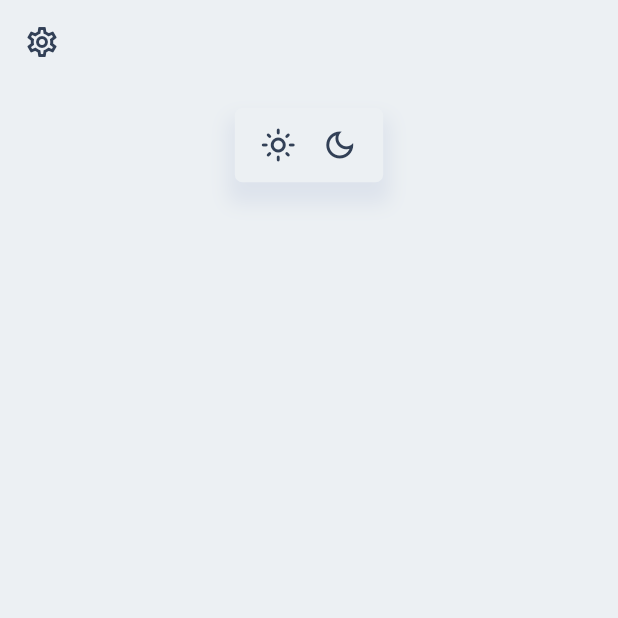
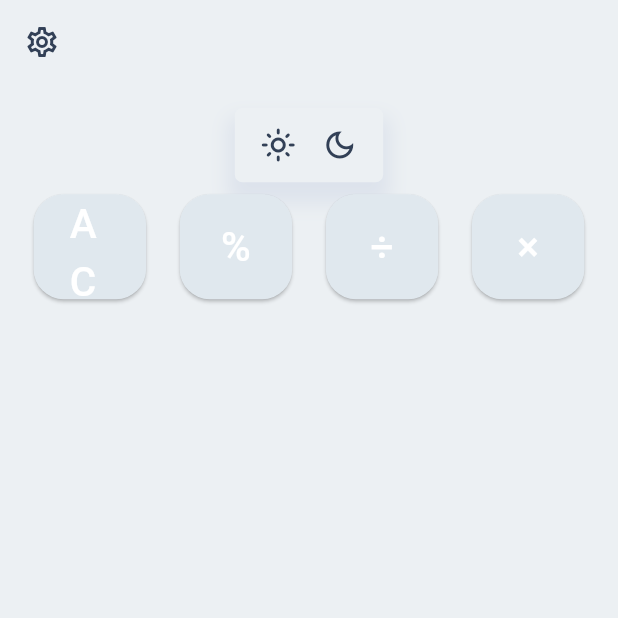
Before and after one commit to rjcalifornia/KCalc, a Flutter app: the screen it shows after launch, on a phone screen of 412 x 824 dp, the top half of it. Run offline on Flutter 3.47's test engine with Material 3 defaults, Android fonts, the phone set to English and light mode, and no system bars.

Commit message:
Changes to be committed: 	modified:   lib/ui/screens/calculator.dart

```diff
--- a/lib/ui/screens/calculator.dart
+++ b/lib/ui/screens/calculator.dart
@@ -1,4 +1,5 @@
 import 'package:flutter/material.dart';
+import 'package:ubuntu_calculator/ui/components/button_helper.dart';
 import 'package:ubuntu_calculator/ui/widgets/switch.dart';
 
 class CalculatorScreen extends StatefulWidget {
@@ -11,6 +12,14 @@ class CalculatorScreen extends StatefulWidget {
 class _CalculatorScreenState extends State<CalculatorScreen> {
   @override
   Widget build(BuildContext context) {
+    String equation = "0";
+    String result = "0";
+    String expression = "";
+    double equationFontSize = 38.0;
+    double resultFontSize = 48.0;
+
+    buttonPressed(String buttonText) {}
+
     return SafeArea(
         child: Scaffold(
       backgroundColor: const Color(0xffecf0f3),
@@ -22,12 +31,25 @@ class _CalculatorScreenState extends State<CalculatorScreen> {
           color: Color(0xff324056),
         ),
       ),
-      body: const Column(
+      body: Column(
         children: [
-          SizedBox(
+          const SizedBox(
             height: 8,
           ),
-          SwitchMode()
+          const SwitchMode(),
+          Row(
+            mainAxisAlignment: MainAxisAlignment.spaceEvenly,
+            children: [
+              buttonHelper(
+                  'AC', const Color(0xffe0e8ee), () => buttonPressed('AC')),
+              buttonHelper(
+                  '%', const Color(0xffe0e8ee), () => buttonPressed('%')),
+              buttonHelper(
+                  '÷', const Color(0xffe0e8ee), () => buttonPressed('÷')),
+              buttonHelper(
+                  "×", const Color(0xffe0e8ee), () => buttonPressed('×')),
+            ],
+          ),
         ],
       ),
     ));
```
